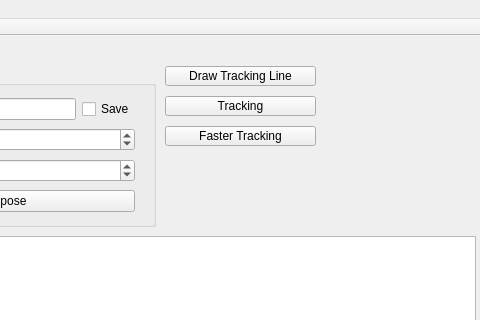
The window that detect_3d.ui (r06631001/Fruit-Tracking-with-Realsense-D435) describes before a commit, drawn with Qt 5; both pictures show x 535 to 1015 and y 0 to 320 of the 1182 by 505 pixel window.
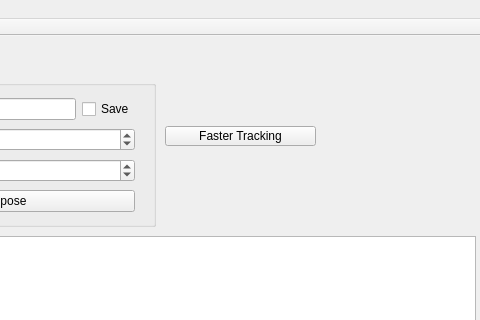
The same window after the commit.

```diff
--- a/detect_3d.ui
+++ b/detect_3d.ui
@@ -202,32 +202,6 @@
      </layout>
     </widget>
    </widget>
-   <widget class="QPushButton" name="track_line">
-    <property name="geometry">
-     <rect>
-      <x>700</x>
-      <y>30</y>
-      <width>151</width>
-      <height>20</height>
-     </rect>
-    </property>
-    <property name="text">
-     <string>Draw Tracking Line</string>
-    </property>
-   </widget>
-   <widget class="QPushButton" name="tracking">
-    <property name="geometry">
-     <rect>
-      <x>700</x>
-      <y>60</y>
-      <width>151</width>
-      <height>20</height>
-     </rect>
-    </property>
-    <property name="text">
-     <string>Tracking</string>
-    </property>
-   </widget>
    <widget class="QPushButton" name="fast_track">
     <property name="geometry">
      <rect>
```
